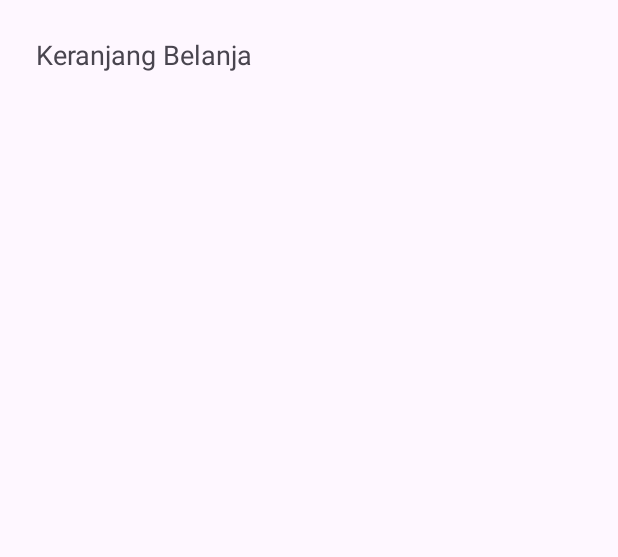
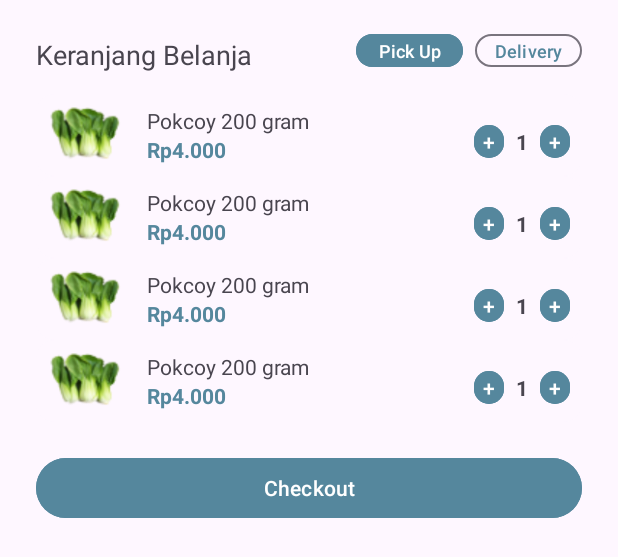
Before and after one commit to Mart-Q/android-app, an Android app: the layout fragment_cart.xml on its own in the app's theme, with its tools: preview values and no code run, on a phone screen of 412 x 824 dp. Shown: the top 557 px of the screen. Run offline under Robolectric (Android 15) with nearby library versions, the phone set to English and light mode, and no system bars.

Commit message:
slicing cart page

```diff
--- /dev/null
+++ b/app/src/main/res/layout/component_button_square.xml
@@ -0,0 +1,19 @@
+<?xml version="1.0" encoding="utf-8"?>
+<shape xmlns:android="http://schemas.android.com/apk/res/android"
+    android:shape="rectangle" >
+    <corners
+        android:topLeftRadius="0dp"
+        android:topRightRadius="0dp"
+        android:bottomLeftRadius="0dp"
+        android:bottomRightRadius="0dp"/>
+    <solid
+        android:color="#0000ff"/>
+    <padding
+        android:left="0dp"
+        android:top="0dp"
+        android:right="0dp"
+        android:bottom="0dp"/>
+    <size
+        android:width="64dp"
+        android:height="64dp"/>
+</shape>
--- a/app/src/main/res/layout/fragment_cart.xml
+++ b/app/src/main/res/layout/fragment_cart.xml
@@ -17,4 +17,50 @@
         app:layout_constraintStart_toStartOf="parent"
         app:layout_constraintTop_toTopOf="parent" />
 
+    <Button
+        android:id="@+id/btn_delivery"
+        android:layout_width="71dp"
+        android:layout_height="30dp"
+        android:padding="0dp"
+        android:textSize="12dp"
+        android:layout_marginEnd="24dp"
+        android:textColor="@color/dark_navy_light"
+        style="?attr/materialButtonOutlinedStyle"
+        app:layout_constraintEnd_toEndOf="parent"
+        app:layout_constraintBottom_toBottomOf="@id/tv_section_order_status"
+        android:text="Delivery" />
+
+    <Button
+        android:id="@+id/btn_pickup"
+        android:layout_width="71dp"
+        android:layout_height="30dp"
+        android:textSize="12dp"
+        android:padding="0dp"
+        android:layout_marginEnd="8dp"
+        android:backgroundTint="@color/dark_navy_light"
+        app:layout_constraintEnd_toStartOf="@id/btn_delivery"
+        app:layout_constraintBottom_toBottomOf="@id/btn_delivery"
+        android:text="Pick Up" />
+
+    <androidx.recyclerview.widget.RecyclerView
+        android:id="@+id/rv_cart_list"
+        android:layout_width="match_parent"
+        android:layout_height="wrap_content"
+        android:layout_marginTop="14dp"
+        android:layout_marginHorizontal="24dp"
+        app:layout_constraintTop_toBottomOf="@id/tv_section_order_status"
+        app:layout_constraintStart_toStartOf="@id/tv_section_order_status"
+        tools:itemCount="4"
+        tools:listitem="@layout/item_cart_product"/>
+
+    <Button
+        android:id="@+id/btn_checkout"
+        android:layout_width="match_parent"
+        android:layout_height="wrap_content"
+        android:layout_marginTop="20dp"
+        android:layout_marginHorizontal="24dp"
+        android:backgroundTint="@color/dark_navy_light"
+        app:layout_constraintTop_toBottomOf="@id/rv_cart_list"
+        android:text="Checkout"/>
+
 </androidx.constraintlayout.widget.ConstraintLayout>
--- a/app/src/main/res/layout/item_cart_product.xml
+++ b/app/src/main/res/layout/item_cart_product.xml
@@ -11,18 +11,72 @@
     <androidx.constraintlayout.widget.ConstraintLayout
         android:layout_width="match_parent"
         android:layout_height="match_parent"
-        android:paddingHorizontal="16dp"
-        android:paddingTop="12dp"
-        android:paddingBottom="14dp">
+        android:padding="8dp">
+
+        <ImageView
+            android:id="@+id/iv_product_image"
+            android:layout_width="wrap_content"
+            android:layout_height="38dp"
+            app:layout_constraintStart_toStartOf="parent"
+            app:layout_constraintTop_toTopOf="parent"
+            android:src="@drawable/dummy_pokcoy"/>
+
+        <LinearLayout
+            android:layout_width="wrap_content"
+            android:layout_height="wrap_content"
+            android:layout_marginStart="16dp"
+            android:orientation="vertical"
+            app:layout_constraintTop_toTopOf="parent"
+            app:layout_constraintBottom_toBottomOf="parent"
+            app:layout_constraintStart_toEndOf="@id/iv_product_image">
+
+            <TextView
+                android:id="@+id/tv_product_name"
+                android:layout_width="wrap_content"
+                android:layout_height="wrap_content"
+                android:text="Pokcoy 200 gram" />
+
+            <TextView
+                android:id="@+id/tv_product_price"
+                android:layout_width="wrap_content"
+                android:layout_height="wrap_content"
+                android:textColor="@color/dark_navy_light"
+                android:textStyle="bold"
+                android:text="Rp4.000"/>
+        </LinearLayout>
+
+        <Button
+            android:id="@+id/btn_add"
+            android:layout_width="20dp"
+            android:layout_height="30dp"
+            android:padding="0dp"
+            android:backgroundTint="@color/dark_navy_light"
+            app:layout_constraintEnd_toEndOf="parent"
+            app:layout_constraintBottom_toBottomOf="parent"
+            android:text="+"/>
 
         <TextView
-            android:id="@+id/tv_rrecipe_name"
+            android:id="@+id/tv_quantity"
             android:layout_width="wrap_content"
             android:layout_height="wrap_content"
-            android:text="Pesanan sedang diantar"
-            android:textSize="16dp"
-            app:layout_constraintStart_toStartOf="parent"
-            app:layout_constraintTop_toTopOf="parent" />
+            android:text="1"
+            android:textStyle="bold"
+            app:layout_constraintEnd_toStartOf="@id/btn_add"
+            app:layout_constraintBottom_toBottomOf="@id/btn_add"
+            app:layout_constraintTop_toTopOf="@id/btn_add"
+            android:layout_marginEnd="8dp"/>
+
+        <Button
+            android:id="@+id/btn_subtract"
+            android:layout_width="20dp"
+            android:layout_height="30dp"
+            android:padding="0dp"
+            android:layout_marginEnd="8dp"
+            android:backgroundTint="@color/dark_navy_light"
+            app:layout_constraintEnd_toStartOf="@id/tv_quantity"
+            app:layout_constraintTop_toTopOf="@id/btn_add"
+            app:layout_constraintBottom_toBottomOf="@id/btn_add"
+            android:text="+"/>
 
     </androidx.constraintlayout.widget.ConstraintLayout>
 </com.google.android.material.card.MaterialCardView>
--- /dev/null
+++ b/app/src/main/res/layout/item_order_status.xml
@@ -0,0 +1,28 @@
+<?xml version="1.0" encoding="utf-8"?>
+<com.google.android.material.card.MaterialCardView xmlns:android="http://schemas.android.com/apk/res/android"
+    xmlns:app="http://schemas.android.com/apk/res-auto"
+    xmlns:tools="http://schemas.android.com/tools"
+    android:id="@+id/card_daily_recipe"
+    android:layout_width="match_parent"
+    android:layout_height="wrap_content"
+    app:strokeWidth="0dp"
+    app:layout_constraintTop_toBottomOf="@id/tv_section_daily_recom">
+
+    <androidx.constraintlayout.widget.ConstraintLayout
+        android:layout_width="match_parent"
+        android:layout_height="match_parent"
+        android:paddingHorizontal="16dp"
+        android:paddingTop="12dp"
+        android:paddingBottom="14dp">
+
+        <TextView
+            android:id="@+id/tv_rrecipe_name"
+            android:layout_width="wrap_content"
+            android:layout_height="wrap_content"
+            android:text="Pesanan sedang diantar"
+            android:textSize="16dp"
+            app:layout_constraintStart_toStartOf="parent"
+            app:layout_constraintTop_toTopOf="parent" />
+
+    </androidx.constraintlayout.widget.ConstraintLayout>
+</com.google.android.material.card.MaterialCardView>
```
Also changed, not shown: app/src/main/res/drawable/dummy_nestle_nido_full_cream.png (added), app/src/main/res/drawable/dummy_pokcoy.png (added).
